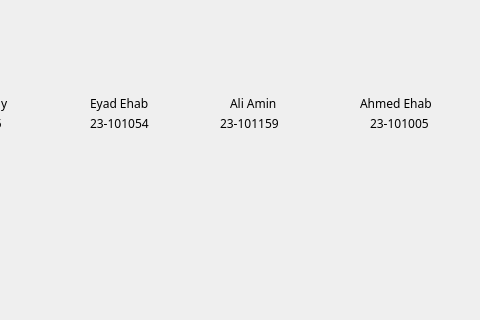
The window that SRC/start.ui (EyadEhab/studentManagementSystem) describes before a commit, drawn with Qt 5; both pictures show x 190 to 670 and y 257 to 577 of the 997 by 577 pixel window.
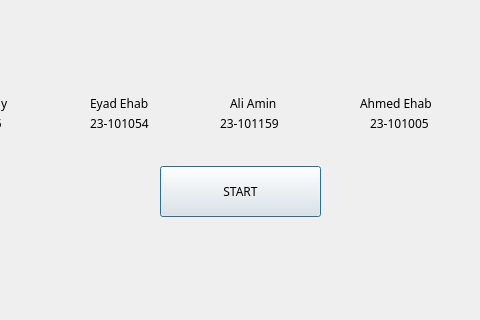
The same window after the commit. Icons and pictures are not drawn.

Patch:
```diff
--- a/SRC/start.ui
+++ b/SRC/start.ui
@@ -304,6 +304,19 @@
     <string>22-101233</string>
    </property>
   </widget>
+  <widget class="QPushButton" name="START">
+   <property name="geometry">
+    <rect>
+     <x>350</x>
+     <y>423</y>
+     <width>161</width>
+     <height>51</height>
+    </rect>
+   </property>
+   <property name="text">
+    <string>START</string>
+   </property>
+  </widget>
  </widget>
  <resources/>
  <connections/>
```
